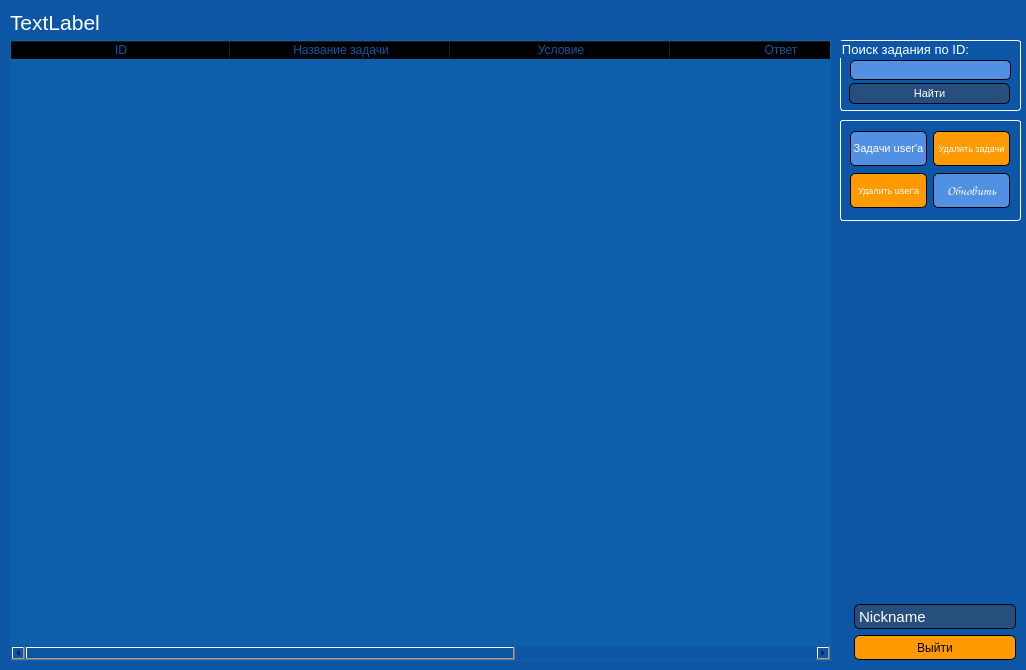
This is data/ui/developer_client.ui in DmitryTheSuslov/MathBattleUpdate as Qt 5 draws it before an edit. The edited form follows.
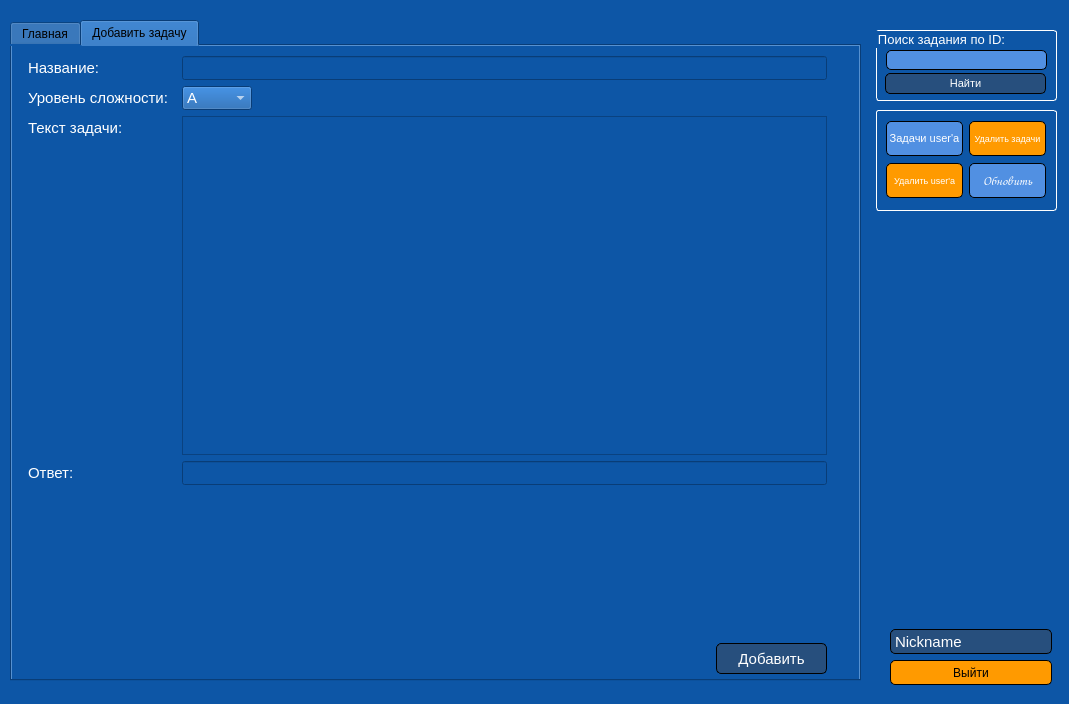
This is the edited form. The open tabs and pages were chosen to show the change. Icons and pictures are not drawn.

Commit message: Изменён клиент разработчика

Diff of the .ui file:
```diff
--- a/data/ui/developer_client.ui
+++ b/data/ui/developer_client.ui
@@ -6,20 +6,20 @@
    <rect>
     <x>0</x>
     <y>0</y>
-    <width>1026</width>
-    <height>670</height>
+    <width>1069</width>
+    <height>704</height>
    </rect>
   </property>
   <property name="minimumSize">
    <size>
-    <width>1026</width>
-    <height>670</height>
+    <width>1069</width>
+    <height>704</height>
    </size>
   </property>
   <property name="maximumSize">
    <size>
-    <width>1026</width>
-    <height>670</height>
+    <width>1069</width>
+    <height>704</height>
    </size>
   </property>
   <property name="windowTitle">
@@ -28,151 +28,11 @@
   <property name="styleSheet">
    <string notr="true">background-color: rgb(13, 86, 166);</string>
   </property>
-  <widget class="QLabel" name="labelStatus">
-   <property name="geometry">
-    <rect>
-     <x>10</x>
-     <y>10</y>
-     <width>821</width>
-     <height>25</height>
-    </rect>
-   </property>
-   <property name="font">
-    <font>
-     <pointsize>16</pointsize>
-    </font>
-   </property>
-   <property name="styleSheet">
-    <string notr="true">color: rgb(255, 255, 255);</string>
-   </property>
-   <property name="text">
-    <string>TextLabel</string>
-   </property>
-  </widget>
-  <widget class="QTableWidget" name="tableWidget">
-   <property name="geometry">
-    <rect>
-     <x>10</x>
-     <y>40</y>
-     <width>821</width>
-     <height>621</height>
-    </rect>
-   </property>
-   <property name="styleSheet">
-    <string notr="true">background-color: rgba(1, 173, 188, 25);
-color: rgb(255, 255, 255);</string>
-   </property>
-   <property name="verticalScrollMode">
-    <enum>QAbstractItemView::ScrollPerPixel</enum>
-   </property>
-   <property name="horizontalScrollMode">
-    <enum>QAbstractItemView::ScrollPerPixel</enum>
-   </property>
-   <attribute name="horizontalHeaderCascadingSectionResizes">
-    <bool>true</bool>
-   </attribute>
-   <attribute name="horizontalHeaderDefaultSectionSize">
-    <number>220</number>
-   </attribute>
-   <attribute name="horizontalHeaderHighlightSections">
-    <bool>false</bool>
-   </attribute>
-   <attribute name="verticalHeaderVisible">
-    <bool>false</bool>
-   </attribute>
-   <attribute name="verticalHeaderHighlightSections">
-    <bool>false</bool>
-   </attribute>
-   <column>
-    <property name="text">
-     <string>ID</string>
-    </property>
-    <property name="foreground">
-     <brush brushstyle="SolidPattern">
-      <color alpha="255">
-       <red>13</red>
-       <green>86</green>
-       <blue>166</blue>
-      </color>
-     </brush>
-    </property>
-   </column>
-   <column>
-    <property name="text">
-     <string>Название задачи</string>
-    </property>
-    <property name="foreground">
-     <brush brushstyle="SolidPattern">
-      <color alpha="255">
-       <red>13</red>
-       <green>86</green>
-       <blue>166</blue>
-      </color>
-     </brush>
-    </property>
-   </column>
-   <column>
-    <property name="text">
-     <string>Условие</string>
-    </property>
-    <property name="foreground">
-     <brush brushstyle="SolidPattern">
-      <color alpha="255">
-       <red>13</red>
-       <green>86</green>
-       <blue>166</blue>
-      </color>
-     </brush>
-    </property>
-   </column>
-   <column>
-    <property name="text">
-     <string>Ответ</string>
-    </property>
-    <property name="foreground">
-     <brush brushstyle="SolidPattern">
-      <color alpha="255">
-       <red>13</red>
-       <green>86</green>
-       <blue>166</blue>
-      </color>
-     </brush>
-    </property>
-   </column>
-   <column>
-    <property name="text">
-     <string>Логин пользователя</string>
-    </property>
-    <property name="foreground">
-     <brush brushstyle="SolidPattern">
-      <color alpha="255">
-       <red>13</red>
-       <green>86</green>
-       <blue>166</blue>
-      </color>
-     </brush>
-    </property>
-   </column>
-   <column>
-    <property name="text">
-     <string>Кол-во репортов</string>
-    </property>
-    <property name="foreground">
-     <brush brushstyle="SolidPattern">
-      <color alpha="255">
-       <red>13</red>
-       <green>86</green>
-       <blue>166</blue>
-      </color>
-     </brush>
-    </property>
-   </column>
-  </widget>
   <widget class="QGroupBox" name="groupBox_2">
    <property name="geometry">
     <rect>
-     <x>840</x>
-     <y>40</y>
+     <x>876</x>
+     <y>30</y>
      <width>181</width>
      <height>71</height>
     </rect>
@@ -316,8 +176,8 @@
   <widget class="QPushButton" name="ButtonExit">
    <property name="geometry">
     <rect>
-     <x>854</x>
-     <y>635</y>
+     <x>890</x>
+     <y>660</y>
      <width>162</width>
      <height>25</height>
     </rect>
@@ -366,8 +226,8 @@
   <widget class="QLabel" name="Nickname_small">
    <property name="geometry">
     <rect>
-     <x>854</x>
-     <y>604</y>
+     <x>890</x>
+     <y>629</y>
      <width>162</width>
      <height>25</height>
     </rect>
@@ -408,12 +268,17 @@
   <widget class="QGroupBox" name="groupBox">
    <property name="geometry">
     <rect>
-     <x>840</x>
-     <y>120</y>
+     <x>876</x>
+     <y>110</y>
      <width>181</width>
      <height>101</height>
     </rect>
    </property>
+   <property name="font">
+    <font>
+     <pointsize>10</pointsize>
+    </font>
+   </property>
    <property name="styleSheet">
     <string notr="true">QGroupBox {
 	color: rgb(255, 255, 255);
@@ -434,6 +299,55 @@
      </rect>
     </property>
     <layout class="QGridLayout" name="gridLayout">
+     <item row="3" column="0">
+      <widget class="QPushButton" name="del_user_button">
+       <property name="minimumSize">
+        <size>
+         <width>77</width>
+         <height>35</height>
+        </size>
+       </property>
+       <property name="maximumSize">
+        <size>
+         <width>75</width>
+         <height>35</height>
+        </size>
+       </property>
+       <property name="font">
+        <font>
+         <family>MS Shell Dlg 2</family>
+         <pointsize>7</pointsize>
+         <weight>9</weight>
+         <italic>false</italic>
+         <bold>false</bold>
+        </font>
+       </property>
+       <property name="styleSheet">
+        <string notr="true">QPushButton {
+	color: rgb(255, 255, 255);
+border: 1px solid black;	
+border-radius: 5px;
+background-color: rgb(255, 154, 0);
+gridline-color: rgb(166, 100, 0);
+}
+
+QPushButton:hover {
+	background-color: rgb(255, 174, 10);
+}
+
+QPushButton:pressed {
+	background-color: rgb(225, 124, 0);
+}</string>
+       </property>
+       <property name="text">
+        <string>Удалить user'a</string>
+       </property>
+       <property name="icon">
+        <iconset>
+         <normaloff>../../../../../Антон/Desktop/data/img/del_user.jpg</normaloff>../../../../../Антон/Desktop/data/img/del_user.jpg</iconset>
+       </property>
+      </widget>
+     </item>
      <item row="3" column="1">
       <widget class="QPushButton" name="update_tasks_button">
        <property name="minimumSize">
@@ -478,8 +392,8 @@
        </property>
       </widget>
      </item>
-     <item row="3" column="0">
-      <widget class="QPushButton" name="del_user_button">
+     <item row="2" column="1">
+      <widget class="QPushButton" name="del_task_button">
        <property name="minimumSize">
         <size>
          <width>77</width>
@@ -496,7 +410,7 @@
         <font>
          <family>MS Shell Dlg 2</family>
          <pointsize>7</pointsize>
-         <weight>9</weight>
+         <weight>50</weight>
          <italic>false</italic>
          <bold>false</bold>
         </font>
@@ -504,7 +418,7 @@
        <property name="styleSheet">
         <string notr="true">QPushButton {
 	color: rgb(255, 255, 255);
-	font: 75 7pt &quot;MS Shell Dlg 2&quot;;
+	font: 7pt &quot;MS Shell Dlg 2&quot;;
 border: 1px solid black;	
 border-radius: 5px;
 background-color: rgb(255, 154, 0);
@@ -520,11 +434,11 @@
 }</string>
        </property>
        <property name="text">
-        <string>Удалить user'a</string>
+        <string>Удалить задачи</string>
        </property>
        <property name="icon">
         <iconset>
-         <normaloff>../../../../../Антон/Desktop/data/img/del_user.jpg</normaloff>../../../../../Антон/Desktop/data/img/del_user.jpg</iconset>
+         <normaloff>../../../../../Антон/Desktop/data/img/delite.png</normaloff>../../../../../Антон/Desktop/data/img/delite.png</iconset>
        </property>
       </widget>
      </item>
@@ -576,57 +490,427 @@
        </property>
       </widget>
      </item>
-     <item row="2" column="1">
-      <widget class="QPushButton" name="del_task_button">
-       <property name="minimumSize">
-        <size>
-         <width>77</width>
-         <height>35</height>
-        </size>
-       </property>
-       <property name="maximumSize">
-        <size>
-         <width>75</width>
-         <height>35</height>
-        </size>
-       </property>
+    </layout>
+   </widget>
+  </widget>
+  <widget class="QTabWidget" name="tabWidget">
+   <property name="geometry">
+    <rect>
+     <x>10</x>
+     <y>20</y>
+     <width>851</width>
+     <height>661</height>
+    </rect>
+   </property>
+   <property name="currentIndex">
+    <number>0</number>
+   </property>
+   <widget class="QWidget" name="tab_1">
+    <attribute name="title">
+     <string>Главная</string>
+    </attribute>
+    <layout class="QGridLayout" name="gridLayout_2">
+     <item row="0" column="0">
+      <widget class="QLabel" name="labelStatus">
        <property name="font">
         <font>
-         <family>MS Shell Dlg 2</family>
-         <pointsize>7</pointsize>
-         <weight>50</weight>
-         <italic>false</italic>
-         <bold>false</bold>
+         <pointsize>16</pointsize>
         </font>
        </property>
        <property name="styleSheet">
-        <string notr="true">QPushButton {
+        <string notr="true">color: rgb(255, 255, 255);</string>
+       </property>
+       <property name="text">
+        <string>TextLabel</string>
+       </property>
+      </widget>
+     </item>
+     <item row="1" column="0">
+      <widget class="QTableWidget" name="tableWidget_2">
+       <property name="styleSheet">
+        <string notr="true">background-color: rgba(1, 173, 188, 25);
+color: rgb(255, 255, 255);</string>
+       </property>
+       <property name="verticalScrollMode">
+        <enum>QAbstractItemView::ScrollPerPixel</enum>
+       </property>
+       <property name="horizontalScrollMode">
+        <enum>QAbstractItemView::ScrollPerPixel</enum>
+       </property>
+       <attribute name="horizontalHeaderCascadingSectionResizes">
+        <bool>true</bool>
+       </attribute>
+       <attribute name="horizontalHeaderDefaultSectionSize">
+        <number>220</number>
+       </attribute>
+       <attribute name="horizontalHeaderHighlightSections">
+        <bool>false</bool>
+       </attribute>
+       <attribute name="verticalHeaderVisible">
+        <bool>false</bool>
+       </attribute>
+       <attribute name="verticalHeaderHighlightSections">
+        <bool>false</bool>
+       </attribute>
+       <column>
+        <property name="text">
+         <string>ID</string>
+        </property>
+        <property name="foreground">
+         <brush brushstyle="SolidPattern">
+          <color alpha="255">
+           <red>13</red>
+           <green>86</green>
+           <blue>166</blue>
+          </color>
+         </brush>
+        </property>
+       </column>
+       <column>
+        <property name="text">
+         <string>Название задачи</string>
+        </property>
+        <property name="foreground">
+         <brush brushstyle="SolidPattern">
+          <color alpha="255">
+           <red>13</red>
+           <green>86</green>
+           <blue>166</blue>
+          </color>
+         </brush>
+        </property>
+       </column>
+       <column>
+        <property name="text">
+         <string>Условие</string>
+        </property>
+        <property name="foreground">
+         <brush brushstyle="SolidPattern">
+          <color alpha="255">
+           <red>13</red>
+           <green>86</green>
+           <blue>166</blue>
+          </color>
+         </brush>
+        </property>
+       </column>
+       <column>
+        <property name="text">
+         <string>Ответ</string>
+        </property>
+        <property name="foreground">
+         <brush brushstyle="SolidPattern">
+          <color alpha="255">
+           <red>13</red>
+           <green>86</green>
+           <blue>166</blue>
+          </color>
+         </brush>
+        </property>
+       </column>
+       <column>
+        <property name="text">
+         <string>Логин пользователя</string>
+        </property>
+        <property name="foreground">
+         <brush brushstyle="SolidPattern">
+          <color alpha="255">
+           <red>13</red>
+           <green>86</green>
+           <blue>166</blue>
+          </color>
+         </brush>
+        </property>
+       </column>
+       <column>
+        <property name="text">
+         <string>Кол-во репортов</string>
+        </property>
+        <property name="foreground">
+         <brush brushstyle="SolidPattern">
+          <color alpha="255">
+           <red>13</red>
+           <green>86</green>
+           <blue>166</blue>
+          </color>
+         </brush>
+        </property>
+       </column>
+      </widget>
+     </item>
+    </layout>
+   </widget>
+   <widget class="QWidget" name="tab_4">
+    <attribute name="title">
+     <string>Добавить задачу</string>
+    </attribute>
+    <widget class="QPlainTextEdit" name="task_text_TextEdit">
+     <property name="geometry">
+      <rect>
+       <x>170</x>
+       <y>70</y>
+       <width>645</width>
+       <height>339</height>
+      </rect>
+     </property>
+     <property name="font">
+      <font>
+       <pointsize>11</pointsize>
+      </font>
+     </property>
+     <property name="styleSheet">
+      <string notr="true">color: rgb(255, 255, 255);</string>
+     </property>
+     <property name="plainText">
+      <string/>
+     </property>
+    </widget>
+    <widget class="QLabel" name="label_2">
+     <property name="geometry">
+      <rect>
+       <x>16</x>
+       <y>40</y>
+       <width>141</width>
+       <height>24</height>
+      </rect>
+     </property>
+     <property name="font">
+      <font>
+       <pointsize>11</pointsize>
+      </font>
+     </property>
+     <property name="styleSheet">
+      <string notr="true">color: rgb(255, 255, 255);</string>
+     </property>
+     <property name="text">
+      <string>Уровень сложности:</string>
+     </property>
+    </widget>
+    <widget class="QLabel" name="label">
+     <property name="geometry">
+      <rect>
+       <x>16</x>
+       <y>10</y>
+       <width>141</width>
+       <height>24</height>
+      </rect>
+     </property>
+     <property name="font">
+      <font>
+       <pointsize>11</pointsize>
+      </font>
+     </property>
+     <property name="styleSheet">
+      <string notr="true">color: rgb(255, 255, 255);</string>
+     </property>
+     <property name="text">
+      <string>Название:</string>
+     </property>
+    </widget>
+    <widget class="QLineEdit" name="title_lineEdit">
+     <property name="geometry">
+      <rect>
+       <x>170</x>
+       <y>10</y>
+       <width>645</width>
+       <height>24</height>
+      </rect>
+     </property>
+     <property name="font">
+      <font>
+       <pointsize>11</pointsize>
+      </font>
+     </property>
+     <property name="styleSheet">
+      <string notr="true">color: rgb(255, 255, 255);</string>
+     </property>
+     <property name="text">
+      <string/>
+     </property>
+    </widget>
+    <widget class="QLineEdit" name="answer_lineEdit">
+     <property name="geometry">
+      <rect>
+       <x>170</x>
+       <y>415</y>
+       <width>645</width>
+       <height>24</height>
+      </rect>
+     </property>
+     <property name="font">
+      <font>
+       <pointsize>11</pointsize>
+      </font>
+     </property>
+     <property name="styleSheet">
+      <string notr="true">color: rgb(255, 255, 255);</string>
+     </property>
+     <property name="text">
+      <string/>
+     </property>
+    </widget>
+    <widget class="QPushButton" name="add_task_pushButton">
+     <property name="geometry">
+      <rect>
+       <x>704</x>
+       <y>597</y>
+       <width>111</width>
+       <height>31</height>
+      </rect>
+     </property>
+     <property name="font">
+      <font>
+       <pointsize>11</pointsize>
+      </font>
+     </property>
+     <property name="cursor">
+      <cursorShape>PointingHandCursor</cursorShape>
+     </property>
+     <property name="styleSheet">
+      <string notr="true">QPushButton {
+	border: 1px solid black;
 	color: rgb(255, 255, 255);
-	font: 7pt &quot;MS Shell Dlg 2&quot;;
-border: 1px solid black;	
-border-radius: 5px;
-background-color: rgb(255, 154, 0);
-gridline-color: rgb(166, 100, 0);
+	background-color:  rgb(39, 79, 125);
+	border-radius: 5px;
 }
-
 QPushButton:hover {
-	background-color: rgb(255, 174, 10);
+	background-color: rgb(13, 86, 166);
 }
 
 QPushButton:pressed {
-	background-color: rgb(225, 124, 0);
+	background-color:  rgb(24, 50, 79);
 }</string>
-       </property>
-       <property name="text">
-        <string>Удалить задачи</string>
-       </property>
-       <property name="icon">
-        <iconset>
-         <normaloff>../../../../../Антон/Desktop/data/img/delite.png</normaloff>../../../../../Антон/Desktop/data/img/delite.png</iconset>
-       </property>
-      </widget>
+     </property>
+     <property name="text">
+      <string>Добавить</string>
+     </property>
+    </widget>
+    <widget class="QLabel" name="label_4">
+     <property name="geometry">
+      <rect>
+       <x>16</x>
+       <y>415</y>
+       <width>141</width>
+       <height>24</height>
+      </rect>
+     </property>
+     <property name="font">
+      <font>
+       <pointsize>11</pointsize>
+      </font>
+     </property>
+     <property name="styleSheet">
+      <string notr="true">color: rgb(255, 255, 255);</string>
+     </property>
+     <property name="text">
+      <string>Ответ:</string>
+     </property>
+    </widget>
+    <widget class="QLabel" name="label_3">
+     <property name="geometry">
+      <rect>
+       <x>16</x>
+       <y>70</y>
+       <width>141</width>
+       <height>24</height>
+      </rect>
+     </property>
+     <property name="maximumSize">
+      <size>
+       <width>16777215</width>
+       <height>24</height>
+      </size>
+     </property>
+     <property name="font">
+      <font>
+       <pointsize>11</pointsize>
+      </font>
+     </property>
+     <property name="styleSheet">
+      <string notr="true">color: rgb(255, 255, 255);</string>
+     </property>
+     <property name="text">
+      <string>Текст задачи:</string>
+     </property>
+    </widget>
+    <widget class="QLabel" name="error_label">
+     <property name="geometry">
+      <rect>
+       <x>170</x>
+       <y>600</y>
+       <width>511</width>
+       <height>21</height>
+      </rect>
+     </property>
+     <property name="font">
+      <font>
+       <pointsize>11</pointsize>
+      </font>
+     </property>
+     <property name="styleSheet">
+      <string notr="true">color: rgb(255, 154, 0);</string>
+     </property>
+     <property name="text">
+      <string/>
+     </property>
+     <property name="alignment">
+      <set>Qt::AlignRight|Qt::AlignTrailing|Qt::AlignVCenter</set>
+     </property>
+    </widget>
+    <widget class="QComboBox" name="difficult_lvl_comboBox">
+     <property name="geometry">
+      <rect>
+       <x>170</x>
+       <y>40</y>
+       <width>70</width>
+       <height>24</height>
+      </rect>
+     </property>
+     <property name="maximumSize">
+      <size>
+       <width>70</width>
+       <height>16777215</height>
+      </size>
+     </property>
+     <property name="font">
+      <font>
+       <pointsize>11</pointsize>
+      </font>
+     </property>
+     <property name="styleSheet">
+      <string notr="true">color: rgb(255, 255, 255);</string>
+     </property>
+     <item>
+      <property name="text">
+       <string>A</string>
+      </property>
      </item>
-    </layout>
+     <item>
+      <property name="text">
+       <string>B</string>
+      </property>
+     </item>
+     <item>
+      <property name="text">
+       <string>C</string>
+      </property>
+     </item>
+     <item>
+      <property name="text">
+       <string>D</string>
+      </property>
+     </item>
+     <item>
+      <property name="text">
+       <string>E</string>
+      </property>
+     </item>
+     <item>
+      <property name="text">
+       <string>F</string>
+      </property>
+     </item>
+    </widget>
    </widget>
   </widget>
  </widget>
```
The commit also changes 2 other files.
